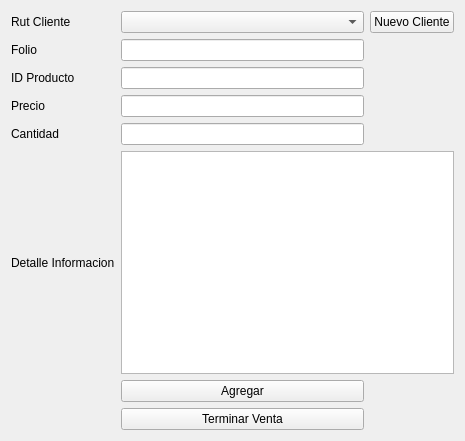
The window that Proyecto/Modulo_Venta/Form_ventas.ui (PaulaCanales/Proyecto_Ventas) describes before a commit, drawn with Qt 5.
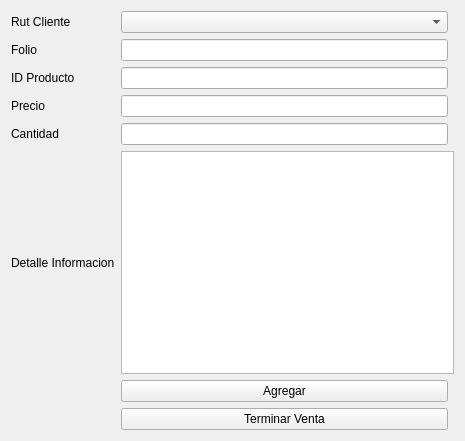
The same window after the commit.

Commit message: Venta 90% listo

```diff
--- a/Proyecto/Modulo_Venta/Form_ventas.ui
+++ b/Proyecto/Modulo_Venta/Form_ventas.ui
@@ -30,13 +30,6 @@
      </item>
     </widget>
    </item>
-   <item row="0" column="2">
-    <widget class="QPushButton" name="pushButton">
-     <property name="text">
-      <string>Nuevo Cliente</string>
-     </property>
-    </widget>
-   </item>
    <item row="2" column="0">
     <widget class="QLabel" name="label_5">
      <property name="text">
```
Left out of the diff: 4 changed lines with no effect on the pictures. The commit also changes 6 other files.
